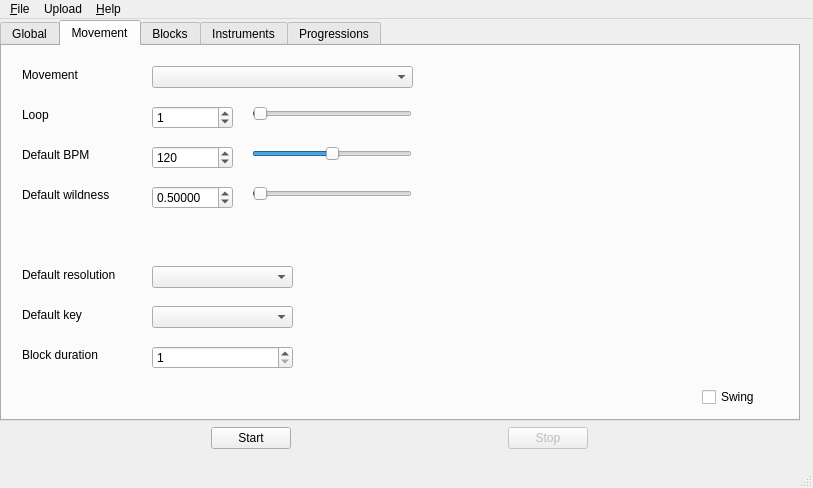
Qt form improviser/qtGUI/improviser.ui (bspaans/improviser) before a commit.
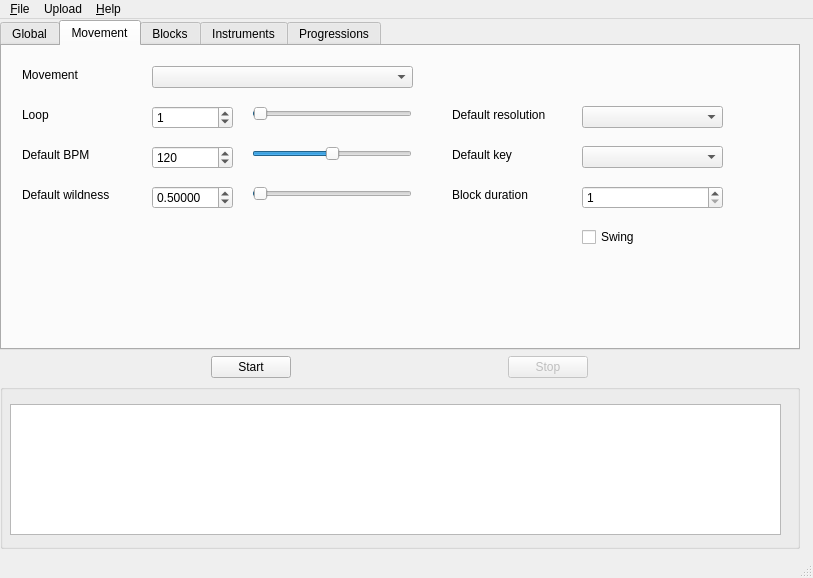
The same form after that commit. The open tabs and pages were chosen to show the change.

Commit message: Added GraphicsView, which is currently used to display instrument order.

Diff of the .ui file:
```diff
--- a/improviser/qtGUI/improviser.ui
+++ b/improviser/qtGUI/improviser.ui
@@ -6,12 +6,12 @@
     <x>0</x>
     <y>0</y>
     <width>813</width>
-    <height>488</height>
+    <height>578</height>
    </rect>
   </property>
   <property name="sizePolicy" >
-   <sizepolicy vsizetype="Expanding" hsizetype="Expanding" >
-    <horstretch>70</horstretch>
+   <sizepolicy vsizetype="Minimum" hsizetype="MinimumExpanding" >
+    <horstretch>0</horstretch>
     <verstretch>0</verstretch>
    </sizepolicy>
   </property>
@@ -46,7 +46,7 @@
       <x>0</x>
       <y>0</y>
       <width>801</width>
-      <height>431</height>
+      <height>531</height>
      </rect>
     </property>
     <layout class="QVBoxLayout" name="verticalLayout" >
@@ -68,9 +68,9 @@
      <item>
       <widget class="QTabWidget" name="Tabs" >
        <property name="sizePolicy" >
-        <sizepolicy vsizetype="Expanding" hsizetype="Expanding" >
-         <horstretch>6</horstretch>
-         <verstretch>5</verstretch>
+        <sizepolicy vsizetype="Minimum" hsizetype="MinimumExpanding" >
+         <horstretch>0</horstretch>
+         <verstretch>2</verstretch>
         </sizepolicy>
        </property>
        <property name="tabShape" >
@@ -235,8 +235,8 @@
         <widget class="QComboBox" name="resolution" >
          <property name="geometry" >
           <rect>
-           <x>150</x>
-           <y>220</y>
+           <x>580</x>
+           <y>60</y>
            <width>141</width>
            <height>22</height>
           </rect>
@@ -245,8 +245,8 @@
         <widget class="QSpinBox" name="duration" >
          <property name="geometry" >
           <rect>
-           <x>150</x>
-           <y>300</y>
+           <x>580</x>
+           <y>140</y>
            <width>141</width>
            <height>23</height>
           </rect>
@@ -267,8 +267,8 @@
         <widget class="QLabel" name="label_7" >
          <property name="geometry" >
           <rect>
-           <x>20</x>
-           <y>300</y>
+           <x>450</x>
+           <y>140</y>
            <width>101</width>
            <height>17</height>
           </rect>
@@ -293,8 +293,8 @@
         <widget class="QCheckBox" name="swing" >
          <property name="geometry" >
           <rect>
-           <x>700</x>
-           <y>340</y>
+           <x>580</x>
+           <y>180</y>
            <width>83</width>
            <height>22</height>
           </rect>
@@ -350,8 +350,8 @@
         <widget class="QComboBox" name="key" >
          <property name="geometry" >
           <rect>
-           <x>150</x>
-           <y>260</y>
+           <x>580</x>
+           <y>100</y>
            <width>141</width>
            <height>22</height>
           </rect>
@@ -360,8 +360,8 @@
         <widget class="QLabel" name="label_6" >
          <property name="geometry" >
           <rect>
-           <x>20</x>
-           <y>260</y>
+           <x>450</x>
+           <y>100</y>
            <width>101</width>
            <height>17</height>
           </rect>
@@ -373,8 +373,8 @@
         <widget class="QLabel" name="label_3" >
          <property name="geometry" >
           <rect>
-           <x>20</x>
-           <y>220</y>
+           <x>450</x>
+           <y>60</y>
            <width>111</width>
            <height>17</height>
           </rect>
@@ -824,6 +824,38 @@
        </item>
       </layout>
      </item>
+     <item>
+      <widget class="QGroupBox" name="groupBox" >
+       <property name="sizePolicy" >
+        <sizepolicy vsizetype="MinimumExpanding" hsizetype="MinimumExpanding" >
+         <horstretch>0</horstretch>
+         <verstretch>1</verstretch>
+        </sizepolicy>
+       </property>
+       <property name="title" >
+        <string/>
+       </property>
+       <widget class="QGraphicsView" name="graphicsView" >
+        <property name="geometry" >
+         <rect>
+          <x>10</x>
+          <y>20</y>
+          <width>771</width>
+          <height>131</height>
+         </rect>
+        </property>
+        <property name="sizePolicy" >
+         <sizepolicy vsizetype="MinimumExpanding" hsizetype="MinimumExpanding" >
+          <horstretch>0</horstretch>
+          <verstretch>0</verstretch>
+         </sizepolicy>
+        </property>
+        <property name="alignment" >
+         <set>Qt::AlignLeading|Qt::AlignLeft|Qt::AlignVCenter</set>
+        </property>
+       </widget>
+      </widget>
+     </item>
     </layout>
    </widget>
   </widget>
```
Left out of the diff: 6 changed lines with no effect on the pictures. The commit also changes 12 other files.
